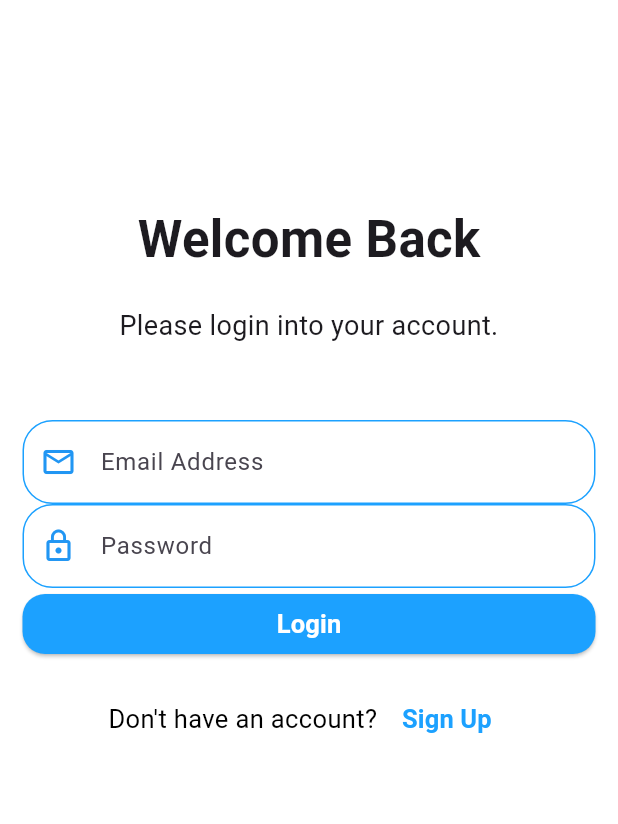
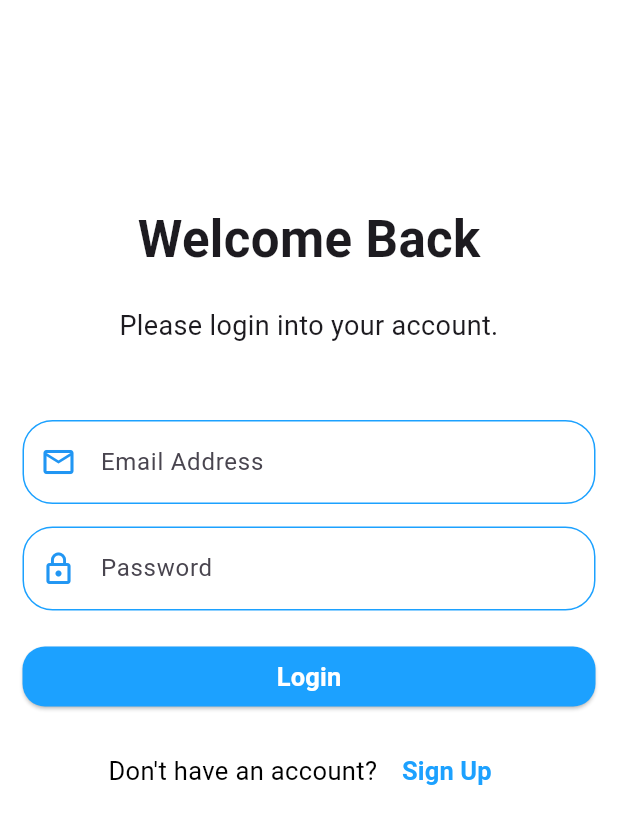
Before and after one commit to Teshan2000/Auth-App, a Flutter app: the screen it shows after launch, after a tap on "Login", on a phone screen of 412 x 824 dp. Shown: the top 824 px of the screen. Run offline on Flutter 3.47's test engine with Material 3 defaults, Android fonts, the phone set to English and light mode, and no system bars; network calls fail.

Commit message:
Auth Service
Http packages used to manage register and login API routes.

```diff
--- a/auth_app/lib/components/loginForm.dart
+++ b/auth_app/lib/components/loginForm.dart
@@ -1,4 +1,6 @@
 import 'package:auth_app/components/button.dart';
+import 'package:auth_app/screens/home.dart';
+import 'package:auth_app/services/authService.dart';
 import 'package:flutter/material.dart';
 
 class LoginForm extends StatefulWidget {
@@ -10,8 +12,28 @@ class LoginForm extends StatefulWidget {
 
 class _LoginFormState extends State<LoginForm> {
   final _formKey = GlobalKey<FormState>();
+  final AuthService _authService = AuthService();
   final _emailController = TextEditingController();
   final _passController = TextEditingController();
+
+  void _login() async {
+    final result = await _authService.login(
+      _emailController.text,
+      _passController.text,
+    );
+
+    try {
+      ScaffoldMessenger.of(context).showSnackBar(
+        SnackBar(content: Text("Login successful!"))
+      );
+
+      Navigator.of(context).pushNamed('home');
+    } catch (e) {
+      ScaffoldMessenger.of(context).showSnackBar(
+        SnackBar(content: Text("Login failed!"))
+      );
+    }
+  }
 
   @override
   Widget build(BuildContext context) {
@@ -33,19 +55,21 @@ class _LoginFormState extends State<LoginForm> {
                 borderRadius: BorderRadius.circular(20),
                 borderSide: BorderSide(
                   color: const Color.fromRGBO(28, 161, 255, 1),
-              )),
+                ),
+              ),
               focusedBorder: OutlineInputBorder(
                 borderRadius: BorderRadius.circular(20),
                 borderSide: const BorderSide(
                   color: const Color.fromRGBO(28, 161, 255, 1),
-              )),
+                ),
+              ),
               errorBorder: OutlineInputBorder(
                 borderRadius: BorderRadius.circular(20),
-                borderSide: const BorderSide(
-                  color: Colors.red,
-              )),
+                borderSide: const BorderSide(color: Colors.red),
+              ),
             ),
           ),
+          const SizedBox(height: 15),
           TextFormField(
             controller: _passController,
             decoration: InputDecoration(
@@ -60,23 +84,27 @@ class _LoginFormState extends State<LoginForm> {
                 borderRadius: BorderRadius.circular(20),
                 borderSide: BorderSide(
                   color: const Color.fromRGBO(28, 161, 255, 1),
-              )),
+                ),
+              ),
               focusedBorder: OutlineInputBorder(
                 borderRadius: BorderRadius.circular(20),
                 borderSide: const BorderSide(
                   color: const Color.fromRGBO(28, 161, 255, 1),
-              )),
+                ),
+              ),
               errorBorder: OutlineInputBorder(
                 borderRadius: BorderRadius.circular(20),
-                borderSide: const BorderSide(
-                  color: Colors.red,
-              )),
+                borderSide: const BorderSide(color: Colors.red),
+              ),
             ),
           ),
+          const SizedBox(height: 20),
           Button(
             title: 'Login',
             disable: false,
-            onPressed: () {}
+            onPressed: () {
+              _login();
+            }
           ),
         ],
       ),
--- a/auth_app/lib/main.dart
+++ b/auth_app/lib/main.dart
@@ -1,4 +1,6 @@
+import 'package:auth_app/screens/home.dart';
 import 'package:auth_app/screens/login.dart';
+import 'package:auth_app/screens/register.dart';
 import 'package:flutter/material.dart';
 
 void main() {
@@ -21,6 +23,9 @@ class MyApp extends StatelessWidget {
       initialRoute: '/',
       routes: {
         '/': (context) => LoginPage(),
+        'login': (context) => LoginPage(),
+        'register': (context) => RegisterPage(),
+        'home': (context) => Home(),
       },
     );
   }
--- /dev/null
+++ b/auth_app/lib/services/authService.dart
@@ -0,0 +1,36 @@
+import 'dart:convert';
+import 'package:http/http.dart' as http;
+
+class AuthService {
+  static const String baseUrl = "http://10.0.2.2:8080/api/auth";
+
+  Future<Map<String, dynamic>> register(String email, String password) async {
+    final response = await http.post(
+      Uri.parse("$baseUrl/register"),
+      headers: ({"Content-Type": "application/json"}),
+      body: jsonEncode({"email": email, "password": password}),
+    );
+
+    if (response.statusCode == 200) {
+      return jsonDecode(response.body);
+    } else {
+      print("${response.body}, ${response.statusCode}");
+      throw Exception("Failed to register: ${response.body}");
+    }
+  }
+
+  Future<Map<String, dynamic>> login(String email, String password) async {
+    final response = await http.post(
+      Uri.parse("$baseUrl/login"),
+      headers: ({"Content-Type": "application/json"}),
+      body: jsonEncode({"email": email, "password": password}),
+    );
+
+    if (response.statusCode == 200) {
+      return jsonDecode(response.body);
+    } else {
+      print("${response.body}, ${response.statusCode}");
+      throw Exception("Failed to login: ${response.body}");
+    }
+  }
+}
```
Also changed, not shown: auth_app/lib/components/registerForm.dart (+28 -1 lines).
